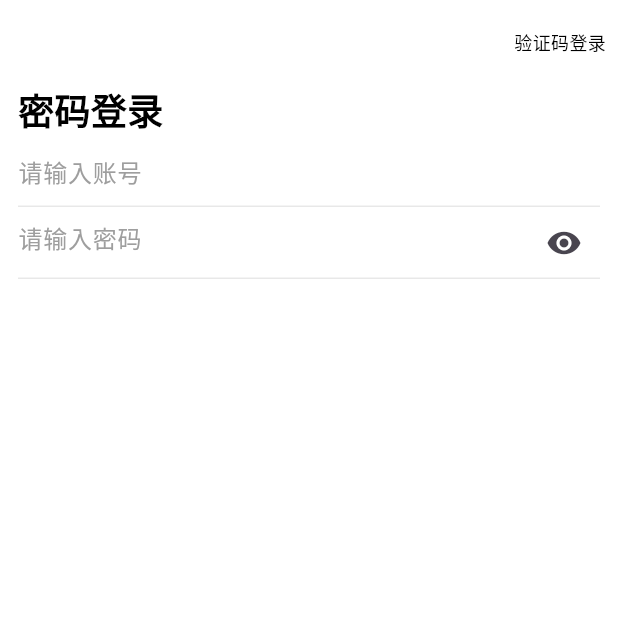
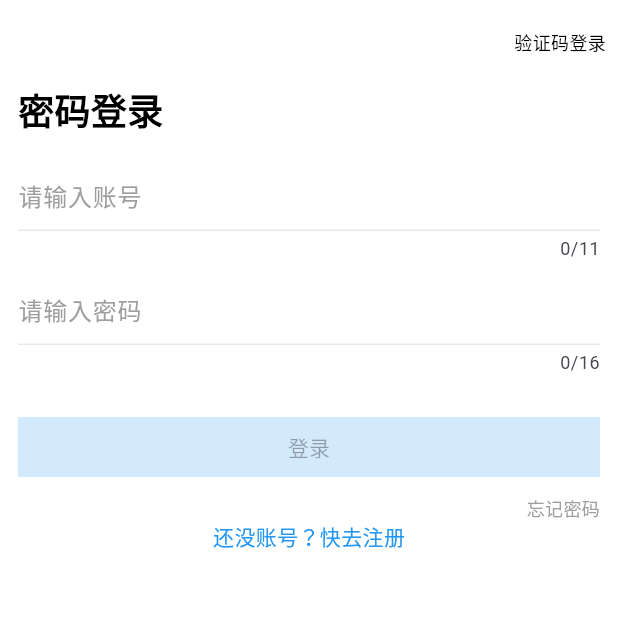
Before and after one commit to cjb-hio/project_deer, a Flutter app: the screen it shows after launch, on a phone screen of 412 x 824 dp, the top half of it. Run offline on Flutter 3.47's test engine with Material 3 defaults, Android fonts, the phone set to English and light mode, and no system bars; our stand-ins replace carousel_slider, flutter_riverpod, go_router, logger, rxdart.

Commit message:
登录界面开发

```diff
--- /dev/null
+++ b/lib/style/button_style.dart
@@ -0,0 +1,8 @@
+import 'package:flutter/material.dart';
+
+ButtonStyle sureButtonStyle = ElevatedButton.styleFrom(
+    backgroundColor: Colors.blue,
+    disabledBackgroundColor: Colors.blue.withAlpha(50),
+    foregroundColor: Colors.white,
+    shape: RoundedRectangleBorder(borderRadius: BorderRadius.zero)
+);
--- a/lib/ui/LoginPage.dart
+++ b/lib/ui/LoginPage.dart
@@ -1,8 +1,10 @@
 import 'package:flutter/material.dart';
 import 'package:flutter_riverpod/flutter_riverpod.dart';
+import 'package:project_deer/style/button_style.dart';
 import 'package:project_deer/style/text_style.dart';
 import 'package:project_deer/ui/viewmodel/LoginViewModel.dart';
 import 'package:project_deer/ui/widget/input_text.dart';
+import 'package:project_deer/util/log_utils.dart';
 
 class LoginPage extends ConsumerWidget {
   const LoginPage({super.key});
@@ -18,6 +20,10 @@ class LoginPage extends ConsumerWidget {
       viewModel.updateUserName(usernameController.text);
     });
 
+    var passwordController = ref.watch(passwordControllerProvider);
+    passwordController.addListener(() {
+      viewModel.updatePassword(passwordController.text);
+    });
     return Scaffold(
       appBar: AppBar(
         actions: [
@@ -34,8 +40,32 @@ class LoginPage extends ConsumerWidget {
           crossAxisAlignment: CrossAxisAlignment.start,
           children: [
             Text("密码登录", style: titleTextLarge),
+            SizedBox(height: 16),
             AccountText(controller: usernameController),
-            PasswordText(),
+            SizedBox(height: 8),
+            PasswordText(controller: passwordController),
+            SizedBox(height: 24),
+            SizedBox(
+              width: double.infinity,
+              child: ElevatedButton(
+                onPressed: isLoginEnable
+                    ? () {
+                        logger.i("onPressed");
+                      }
+                    : null,
+                style: sureButtonStyle,
+                child: Text("登录"),
+              ),
+            ),
+            SizedBox(height: 8),
+            Align(
+              alignment: Alignment.centerRight,
+              child: Text("忘记密码", style: hintTextMediumStyle),
+            ),
+            Align(
+              alignment: Alignment.center,
+              child: Text("还没账号？快去注册", style: TextStyle(color: Colors.blue)),
+            ),
           ],
         ),
       ),
--- a/lib/ui/state/LoginPageState.dart
+++ b/lib/ui/state/LoginPageState.dart
@@ -12,11 +12,11 @@ class LoginPageState {
   LoginPageState copyWith({
     String? name,
     String? password,
-    bool isLoginEnable = false,
+    bool? isLoginEnable,
   }) {
     return LoginPageState(
       name: name ?? this.name,
-      isLoginEnable: this.isLoginEnable,
+      isLoginEnable: isLoginEnable ?? this.isLoginEnable,
       password: password ?? this.password,
     );
   }
--- a/lib/ui/viewmodel/LoginViewModel.dart
+++ b/lib/ui/viewmodel/LoginViewModel.dart
@@ -8,11 +8,18 @@ class LoginViewModel extends StateNotifier<LoginPageState> {
 
   void updateUserName(String text) {
     state = state.copyWith(name: text);
-
+    _checkLoginEnable();
   }
 
   void updatePassword(String text) {
     state = state.copyWith(password: text);
+    _checkLoginEnable();
+  }
+
+  void _checkLoginEnable() {
+    state = state.copyWith(
+      isLoginEnable: state.name.length >= 11 && state.password.length >= 6,
+    );
   }
 }
 
@@ -25,3 +32,7 @@ final loginViewModel = StateNotifierProvider<LoginViewModel, LoginPageState>((
 final usernameControllerProvider = Provider.autoDispose<TextEditingController>(
   (ref) => TextEditingController(),
 );
+
+final passwordControllerProvider = Provider.autoDispose<TextEditingController>(
+  (ref) => TextEditingController(),
+);
--- a/lib/ui/widget/input_text.dart
+++ b/lib/ui/widget/input_text.dart
@@ -1,5 +1,6 @@
 import 'package:flutter/material.dart';
 import 'package:project_deer/ui/widget/load_image.dart';
+import 'package:project_deer/util/log_utils.dart';
 
 class AccountText extends StatefulWidget {
   final TextEditingController controller;
@@ -27,26 +28,40 @@ class _AccountTextState extends State<AccountText> {
   @override
   Widget build(BuildContext context) {
     return TextField(
+      maxLength: 11,
+      controller: widget.controller,
       decoration: InputDecoration(
         hintText: "请输入账号",
         suffix: _showDel
-            ? LoadAssetsImage(
+            ? GestureDetector(
+          child: LoadAssetsImage(
             "qyg_shop_icon_delete",
             prefix: "login",
             width: 20,
             height: 20,
+          ),
+          onTap: () {
+            widget.controller.clear();
+            setState(() {
+              _showDel = false;
+            });
+          },
         )
             : null,
       ),
       onChanged: (value) {
+        setState(() {
           _showDel = value.isNotEmpty;
+        });
       },
     );
   }
 }
 
 class PasswordText extends StatefulWidget {
-  const PasswordText({super.key});
+  final TextEditingController controller;
+
+  const PasswordText({super.key, required this.controller});
 
   @override
   State<PasswordText> createState() => _PasswordTextState();
@@ -54,28 +69,72 @@ class PasswordText extends StatefulWidget {
 
 class _PasswordTextState extends State<PasswordText> {
   bool _obscureText = true;
-  final _controller = TextEditingController();
+  bool _showDel = false;
 
   @override
   void dispose() {
     super.dispose();
-    _controller.dispose();
   }
 
   @override
   Widget build(BuildContext context) {
     return TextField(
-      controller: _controller,
+      maxLength: 16,
+      onChanged: (value) {
+        setState(() {
+          _showDel = value.isNotEmpty;
+        });
+      },
+      controller: widget.controller,
       obscureText: _obscureText,
       decoration: InputDecoration(
         hintText: "请输入密码",
-        suffixIcon: IconButton(
-          icon: Icon(_obscureText ? Icons.visibility : Icons.visibility_off),
-          onPressed: () {
+        suffix: Row(
+          mainAxisSize: MainAxisSize.min,
+          mainAxisAlignment: MainAxisAlignment.end,
+          children: [
+            if (_showDel)
+              GestureDetector(
+                child: LoadAssetsImage(
+                  "qyg_shop_icon_delete",
+                  prefix: "login",
+                  width: 20,
+                  height: 20,
+                ),
+                onTap: () {
+                  widget.controller.clear();
                   setState(() {
-              _obscureText = !_obscureText; // 切换状态
+                    _showDel = false;
                   });
                 },
+              ),
+            SizedBox(width: 12),
+            _obscureText
+                ? GestureDetector(
+              child: LoadAssetsImage(
+                "qyg_shop_icon_hide",
+                prefix: "login",
+                width: 20,
+                height: 20,
+              ),
+              onTap: () {
+                setState(() {
+                  _obscureText = false;
+                });
+              },
+            )
+                : GestureDetector(
+              child: LoadAssetsImage(
+                "qyg_shop_icon_display",
+                prefix: "login",
+                width: 20,
+                height: 20,
+              ),
+              onTap: () {
+                _obscureText = true;
+              },
+            ),
+          ],
         ),
       ),
     );
```
Lines whose indentation alone changed are shown as unchanged.
